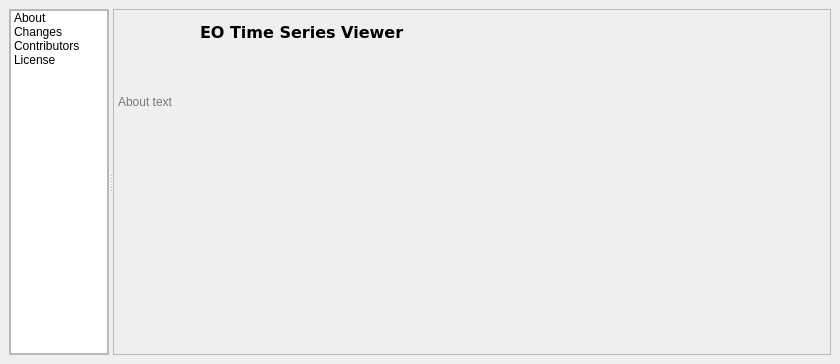
Qt form eotimeseriesviewer/ui/aboutdialog.ui (jakimowb/eo-time-series-viewer) before a commit.
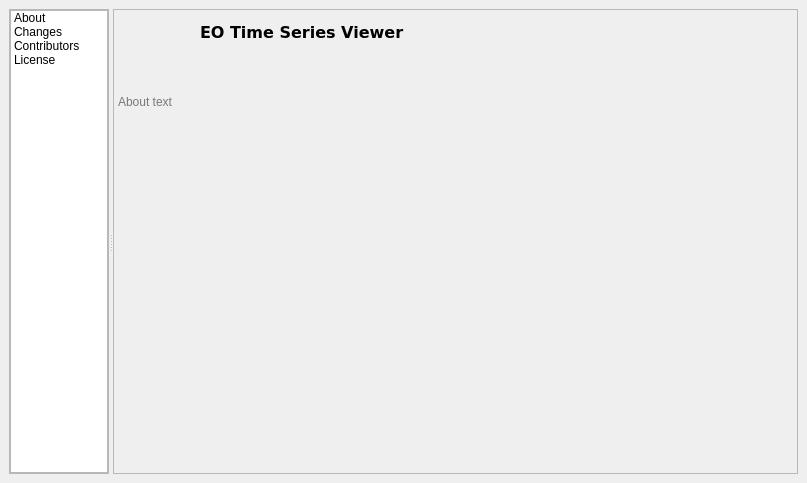
The same form after that commit. The open tabs and pages were chosen to show the change. Icons and pictures are not drawn.

Commit message: bumped version to 2.4 shows __version_sha__ in About dialog update HU icon

```diff
--- a/eotimeseriesviewer/ui/aboutdialog.ui
+++ b/eotimeseriesviewer/ui/aboutdialog.ui
@@ -9,8 +9,8 @@
    <rect>
     <x>0</x>
     <y>0</y>
-    <width>840</width>
-    <height>364</height>
+    <width>807</width>
+    <height>483</height>
    </rect>
   </property>
   <property name="sizePolicy">
@@ -296,7 +296,7 @@
                    </font>
                   </property>
                   <property name="styleSheet">
-                   <string notr="true">background-color: rgb(255, 255, 255,0);</string>
+                   <string notr="true">background-color: rgba(255, 255, 255, 0);</string>
                   </property>
                   <property name="text">
                    <string>EO Time Series Viewer</string>
@@ -370,7 +370,7 @@
            <item>
             <widget class="QTextBrowser" name="tbAbout">
              <property name="styleSheet">
-              <string notr="true">background-color: rgb(0, 0, 0,0);</string>
+              <string notr="true">background-color: rgba(0, 0, 0, 0);</string>
              </property>
              <property name="frameShape">
               <enum>QFrame::NoFrame</enum>
@@ -388,7 +388,7 @@
               <string>&lt;!DOCTYPE HTML PUBLIC &quot;-//W3C//DTD HTML 4.0//EN&quot; &quot;http://www.w3.org/TR/REC-html40/strict.dtd&quot;&gt;
 &lt;html&gt;&lt;head&gt;&lt;meta name=&quot;qrichtext&quot; content=&quot;1&quot; /&gt;&lt;style type=&quot;text/css&quot;&gt;
 p, li { white-space: pre-wrap; }
-&lt;/style&gt;&lt;/head&gt;&lt;body style=&quot; font-family:'MS Shell Dlg 2'; font-size:7.8pt; font-weight:400; font-style:normal;&quot;&gt;
+&lt;/style&gt;&lt;/head&gt;&lt;body style=&quot; font-family:'B612'; font-size:11pt; font-weight:400; font-style:normal;&quot;&gt;
 &lt;p style=&quot;-qt-paragraph-type:empty; margin-top:0px; margin-bottom:0px; margin-left:0px; margin-right:0px; -qt-block-indent:0; text-indent:0px;&quot;&gt;&lt;br /&gt;&lt;/p&gt;&lt;/body&gt;&lt;/html&gt;</string>
              </property>
              <property name="placeholderText">
```
Left out of the diff: 24 changed lines with no effect on the pictures. The commit also changes 5 other files.
